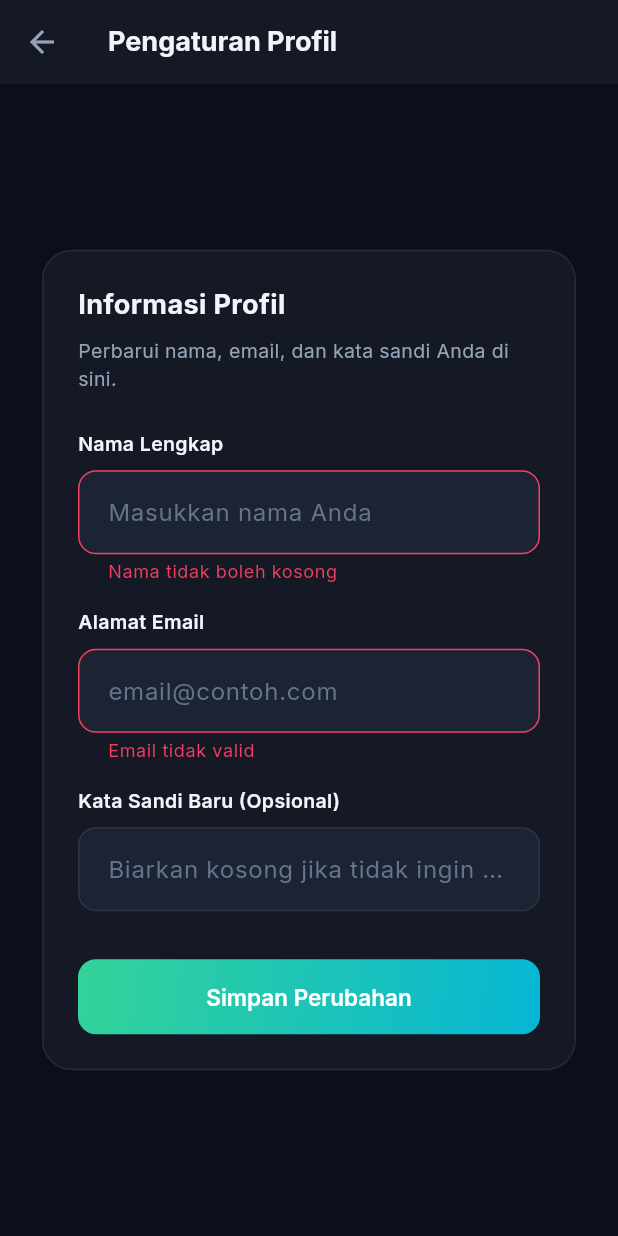
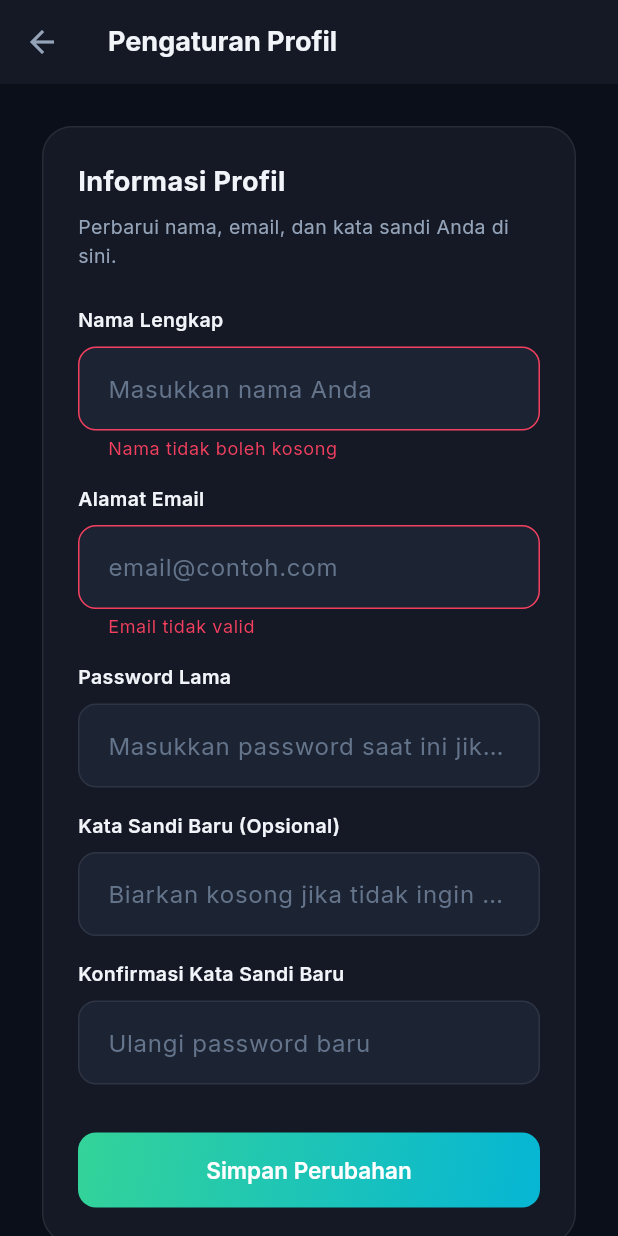
Before and after one commit to Mfkr07/Sistem_Manajemen_Panen_Sawit, a Flutter app: the ProfileSettingsPage screen opened directly, after a tap on "Simpan Perubahan", on a phone screen of 412 x 824 dp. Run offline on Flutter 3.47's test engine with Material 3 defaults, Android fonts, the phone set to English and light mode, and no system bars; our stand-ins replace fl_chart, flutter_riverpod, go_router, google_fonts, image_cropper, image_picker and 5 more; missing offline and left inert: dart:js_interop, excel; accounts and stored records are empty.

Commit message:
feat: add stakeholder and admin dashboards with profile settings page

```diff
--- a/lib/features/shared/presentation/profile_settings_page.dart
+++ b/lib/features/shared/presentation/profile_settings_page.dart
@@ -16,6 +16,8 @@ class _ProfileSettingsPageState extends ConsumerState<ProfileSettingsPage> {
   final _formKey = GlobalKey<FormState>();
   final _emailCtrl = TextEditingController();
   final _passCtrl = TextEditingController();
+  final _oldPassCtrl = TextEditingController();
+  final _confirmPassCtrl = TextEditingController();
   final _nameCtrl = TextEditingController();
   bool _isLoading = false;
 
@@ -40,6 +42,24 @@ class _ProfileSettingsPageState extends ConsumerState<ProfileSettingsPage> {
 
     setState(() => _isLoading = true);
     try {
+      final user = _supabase.auth.currentUser;
+      if (user == null) throw Exception('Sesi tidak valid');
+
+      // Verify old password if trying to set a new one
+      if (_passCtrl.text.isNotEmpty) {
+        if (_oldPassCtrl.text.isEmpty) {
+          throw Exception('Masukkan password lama Anda untuk mengubah password');
+        }
+        try {
+          await _supabase.auth.signInWithPassword(
+            email: user.email!,
+            password: _oldPassCtrl.text,
+          );
+        } catch (_) {
+          throw Exception('Password lama yang Anda masukkan salah');
+        }
+      }
+
       final updates = UserAttributes(
         email: _emailCtrl.text.trim().isNotEmpty ? _emailCtrl.text.trim() : null,
         password: _passCtrl.text.isNotEmpty ? _passCtrl.text : null,
@@ -62,11 +82,13 @@ class _ProfileSettingsPageState extends ConsumerState<ProfileSettingsPage> {
           const SnackBar(content: Text('Profil berhasil diperbarui'), backgroundColor: Colors.green),
         );
         _passCtrl.clear(); // Clear password field after success
+        _oldPassCtrl.clear();
+        _confirmPassCtrl.clear();
       }
     } catch (e) {
       if (mounted) {
         ScaffoldMessenger.of(context).showSnackBar(
-          SnackBar(content: Text('Gagal memperbarui profil: $e')),
+          SnackBar(content: Text(e.toString().replaceAll('Exception: ', ''))),
         );
       }
     } finally {
@@ -78,6 +100,8 @@ class _ProfileSettingsPageState extends ConsumerState<ProfileSettingsPage> {
   void dispose() {
     _emailCtrl.dispose();
     _passCtrl.dispose();
+    _oldPassCtrl.dispose();
+    _confirmPassCtrl.dispose();
     _nameCtrl.dispose();
     super.dispose();
   }
@@ -128,12 +152,38 @@ class _ProfileSettingsPageState extends ConsumerState<ProfileSettingsPage> {
                       ),
                       const SizedBox(height: 16),
 
+                      Text('Password Lama', style: GoogleFonts.inter(color: c.textPrimary, fontWeight: FontWeight.w600, fontSize: 13)),
+                      const SizedBox(height: 8),
+                      TextFormField(
+                        controller: _oldPassCtrl,
+                        obscureText: true,
+                        decoration: const InputDecoration(hintText: 'Masukkan password saat ini jika ingin mengubah'),
+                      ),
+                      const SizedBox(height: 16),
+
                       Text('Kata Sandi Baru (Opsional)', style: GoogleFonts.inter(color: c.textPrimary, fontWeight: FontWeight.w600, fontSize: 13)),
                       const SizedBox(height: 8),
                       TextFormField(
                         controller: _passCtrl,
                         obscureText: true,
                         decoration: const InputDecoration(hintText: 'Biarkan kosong jika tidak ingin mengubah'),
+                        validator: (v) {
+                          if (_oldPassCtrl.text.isNotEmpty && (v == null || v.isEmpty)) return 'Masukkan password baru';
+                          return null;
+                        },
+                      ),
+                      const SizedBox(height: 16),
+
+                      Text('Konfirmasi Kata Sandi Baru', style: GoogleFonts.inter(color: c.textPrimary, fontWeight: FontWeight.w600, fontSize: 13)),
+                      const SizedBox(height: 8),
+                      TextFormField(
+                        controller: _confirmPassCtrl,
+                        obscureText: true,
+                        decoration: const InputDecoration(hintText: 'Ulangi password baru'),
+                        validator: (v) {
+                          if (_passCtrl.text.isNotEmpty && v != _passCtrl.text) return 'Password tidak cocok';
+                          return null;
+                        },
                       ),
                       const SizedBox(height: 32),
 
```
Also changed, not shown: lib/features/admin/presentation/admin_dashboard.dart (+38 -10 lines), lib/features/stakeholder/presentation/stakeholder_dashboard.dart (+15 -24 lines).
